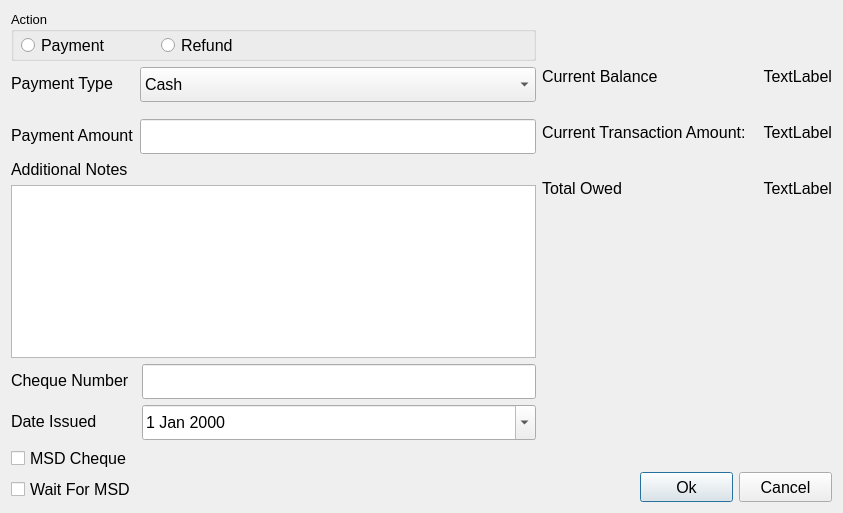
Arc-Project/Arc, file ArcApp/payment.ui: the form before one commit.
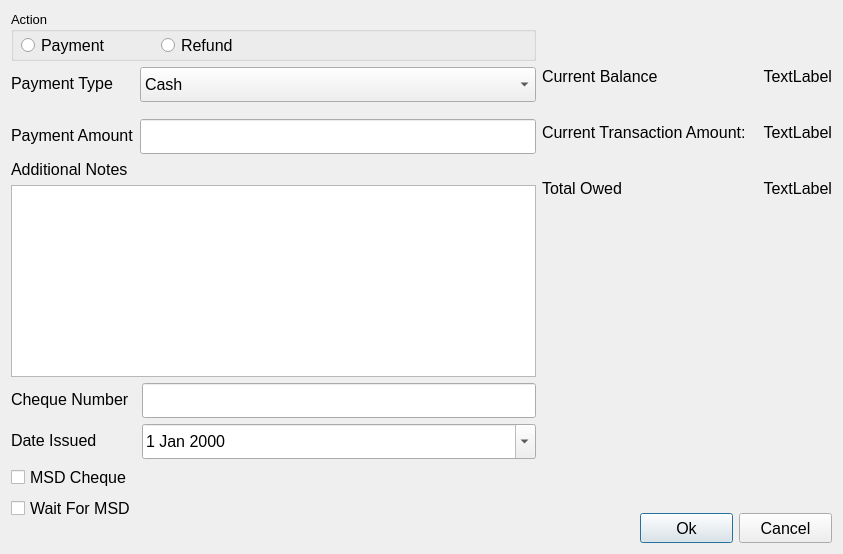
The form after the commit.

Commit message: adjusted payment label size in payment ui

What changed in the file:
```diff
--- a/ArcApp/payment.ui
+++ b/ArcApp/payment.ui
@@ -7,7 +7,7 @@
     <x>0</x>
     <y>0</y>
     <width>843</width>
-    <height>513</height>
+    <height>554</height>
    </rect>
   </property>
   <property name="sizePolicy">
@@ -377,7 +377,7 @@
        <rect>
         <x>10</x>
         <y>20</y>
-        <width>95</width>
+        <width>111</width>
         <height>28</height>
        </rect>
       </property>
```
